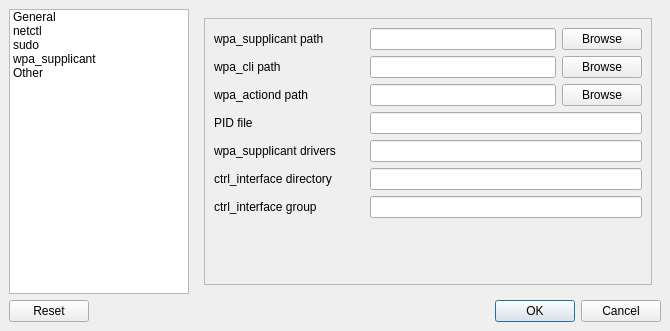
arcan1s/netctl-gui, file sources/gui/src/settingswindow.ui: the form before one commit.
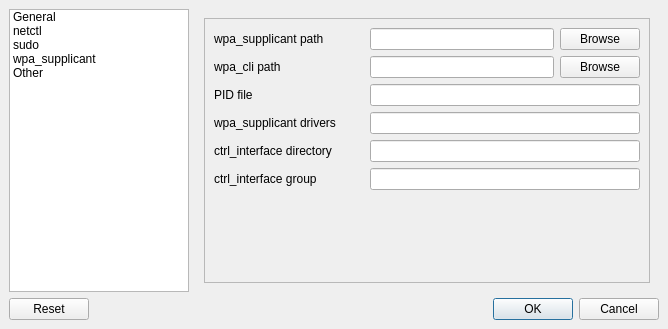
The form after the commit. The open tabs and pages were chosen to show the change. Icons and pictures are not drawn.

Commit message: added completions removed wpa_actiond dependency

Patch:
```diff
--- a/sources/gui/src/settingswindow.ui
+++ b/sources/gui/src/settingswindow.ui
@@ -6,8 +6,8 @@
    <rect>
     <x>0</x>
     <y>0</y>
-    <width>670</width>
-    <height>331</height>
+    <width>668</width>
+    <height>329</height>
    </rect>
   </property>
   <property name="windowTitle">
@@ -451,8 +451,8 @@
               <rect>
                <x>0</x>
                <y>0</y>
-               <width>454</width>
-               <height>270</height>
+               <width>452</width>
+               <height>268</height>
               </rect>
              </property>
              <layout class="QVBoxLayout" name="verticalLayout_10">
@@ -518,37 +518,6 @@
                 </item>
                </layout>
               </item>
-              <item>
-               <layout class="QHBoxLayout" name="layout_wpaActiondPath">
-                <item>
-                 <widget class="QLabel" name="label_wpaActiondPath">
-                  <property name="minimumSize">
-                   <size>
-                    <width>150</width>
-                    <height>0</height>
-                   </size>
-                  </property>
-                  <property name="text">
-                   <string>wpa_actiond path</string>
-                  </property>
-                 </widget>
-                </item>
-                <item>
-                 <widget class="QLineEdit" name="lineEdit_wpaActiondPath">
-                  <property name="toolTip">
-                   <string>Path to wpa_actiond</string>
-                  </property>
-                 </widget>
-                </item>
-                <item>
-                 <widget class="QPushButton" name="pushButton_wpaActiondPath">
-                  <property name="text">
-                   <string>Browse</string>
-                  </property>
-                 </widget>
-                </item>
-               </layout>
-              </item>
               <item>
                <layout class="QHBoxLayout" name="layout_pid">
                 <item>
```
Left out of the diff: 16 changed lines with no effect on the pictures. The commit also changes 13 other files.
